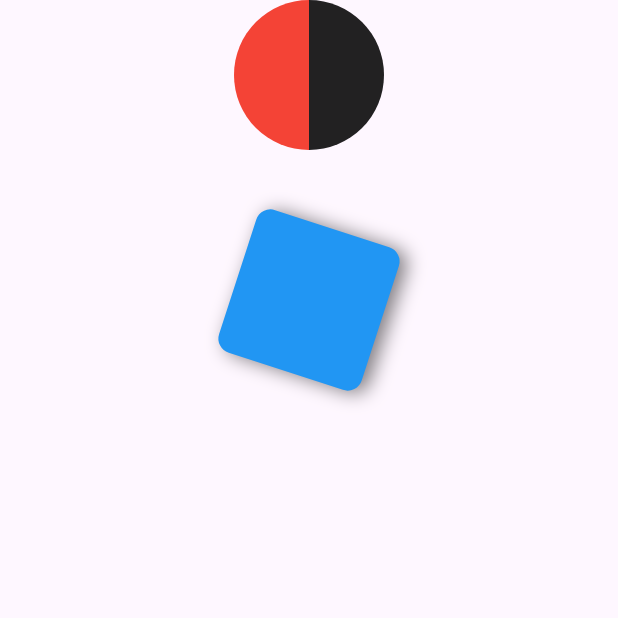
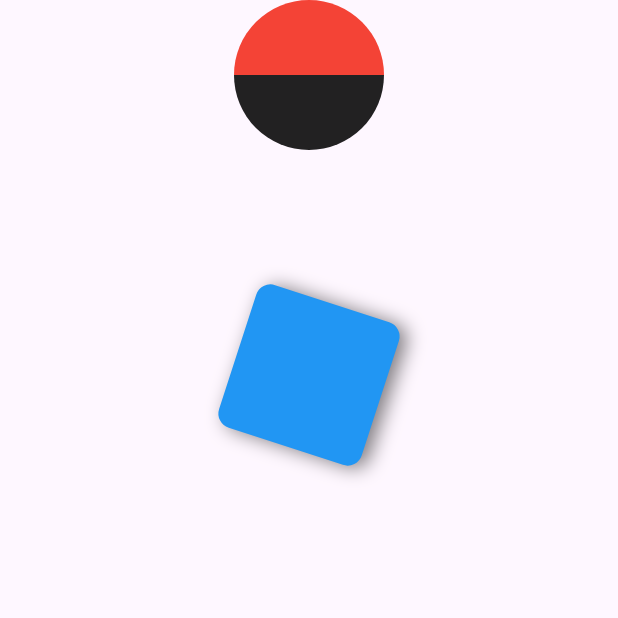
Before and after one commit to islam-debbi-dev/tutorials_flutter, a Flutter app: the screen it shows after launch, on a phone screen of 412 x 824 dp, the top half of it. Run offline on Flutter 3.47's test engine with Material 3 defaults, Android fonts, the phone set to English and light mode, and no system bars.

Commit message:
add second action ( flip )

```diff
--- a/lib/animations/animation_screen.dart
+++ b/lib/animations/animation_screen.dart
@@ -1,6 +1,6 @@
-import 'dart:math';
-
 import 'package:flutter/material.dart';
+import 'package:tutorials_flutter/animations/first_animation_widget.dart';
+import 'package:tutorials_flutter/animations/second_animation_widget.dart';
 
 class AnimationScreen extends StatefulWidget {
   const AnimationScreen({super.key});
@@ -9,150 +9,19 @@ class AnimationScreen extends StatefulWidget {
   State<AnimationScreen> createState() => _AnimationScreenState();
 }
 
-class _AnimationScreenState extends State<AnimationScreen>
-    with TickerProviderStateMixin {
-  late AnimationController _counterClockwiseRotationController;
-  late Animation<double> _counterClockwiseRotationAnimation;
-
-  late AnimationController _controller;
-  late Animation<double> _animation;
-  @override
-  void initState() {
-    super.initState();
-
-    _controller = AnimationController(
-      duration: const Duration(seconds: 1),
-      vsync: this,
-    );
-
-    _animation = Tween<double>(begin: 0, end: 2 * pi).animate(_controller);
-
-    _controller.repeat();
-
-    _counterClockwiseRotationController = AnimationController(
-      duration: const Duration(seconds: 1),
-      vsync: this,
-    );
-
-    _counterClockwiseRotationAnimation = Tween<double>(
-      begin: 0,
-      end: -(2 / pi),
-    ).animate(_counterClockwiseRotationController);
-
-    _counterClockwiseRotationController.repeat();
-  }
-
-  @override
-  void dispose() {
-    super.dispose();
-    _controller.dispose();
-  }
-
+class _AnimationScreenState extends State<AnimationScreen> {
   @override
   Widget build(BuildContext context) {
     return Scaffold(
       body: SafeArea(
         child: Column(
           children: [
-            Row(
-              mainAxisAlignment: MainAxisAlignment.center,
-              children: [
-                ClipPath(
-                  clipper: HalfCircleClipper(side: CircleSide.left),
-                  child: Container(width: 100, height: 100, color: Colors.red),
-                ),
-                ClipPath(
-                  clipper: HalfCircleClipper(side: CircleSide.right),
-                  child: Container(
-                    width: 100,
-                    height: 100,
-                    color: Colors.black87,
-                  ),
-                ),
-              ],
-            ),
+            const FirstAnimationWidget(),
             SizedBox(height: 50),
-            AnimatedBuilder(
-              animation: _controller,
-              builder: (context, child) {
-                return GestureDetector(
-                  onTap: () {
-                    if (_controller.isAnimating) {
-                      _controller.stop();
-                    } else {
-                      _controller.repeat();
-                    }
-                  },
-                  child: Transform(
-                    alignment: Alignment.center,
-                    // origin: const Offset(50, 50),
-                    transform: Matrix4.identity()..rotateZ(_animation.value),
-                    child: Container(
-                      width: 100,
-                      height: 100,
-                      decoration: BoxDecoration(
-                        color: Colors.blue,
-                        borderRadius: BorderRadius.circular(10),
-                        boxShadow: [
-                          BoxShadow(
-                            color: Colors.black.withOpacity(0.5),
-                            blurRadius: 10,
-                            offset: const Offset(0, 5),
-                          ),
-                        ],
-                      ),
-                    ),
-                  ),
-                );
-              },
-            ),
+            const SecondAnimationWidget(),
           ],
         ),
       ),
     );
   }
 }
-
-class HalfCircleClipper extends CustomClipper<Path> {
-  final CircleSide side;
-
-  const HalfCircleClipper({required this.side});
-
-  @override
-  Path getClip(Size size) {
-    return side.toPath(size);
-  }
-
-  @override
-  bool shouldReclip(covariant CustomClipper<Path> oldClipper) {
-    return true;
-  }
-}
-
-enum CircleSide { left, right }
-
-extension ToPath on CircleSide {
-  Path toPath(Size size) {
-    final path = Path();
-    late Offset offset;
-    late bool clockwise;
-    switch (this) {
-      case CircleSide.left:
-        path.moveTo(size.width, 0);
-        offset = Offset(size.width, size.height);
-        clockwise = false;
-        break;
-      case CircleSide.right:
-        offset = Offset(0, size.height);
-        clockwise = true;
-        break;
-    }
-    path.arcToPoint(
-      offset,
-      radius: Radius.elliptical(size.width / 2, size.height / 2),
-      clockwise: clockwise,
-    );
-    path.close();
-    return path;
-  }
-}
--- /dev/null
+++ b/lib/animations/first_animation_widget.dart
@@ -0,0 +1,169 @@
+import 'dart:math';
+
+import 'package:flutter/material.dart';
+
+class FirstAnimationWidget extends StatefulWidget {
+  const FirstAnimationWidget({super.key});
+
+  @override
+  State<FirstAnimationWidget> createState() => _FirstAnimationWidgetState();
+}
+
+class _FirstAnimationWidgetState extends State<FirstAnimationWidget>
+    with TickerProviderStateMixin {
+  late AnimationController _counterClockwiseRotationController;
+  late Animation<double> _counterClockwiseRotationAnimation;
+
+  late AnimationController _flipController;
+  late Animation<double> _flipAnimation;
+  @override
+  void initState() {
+    super.initState();
+
+    _counterClockwiseRotationController = AnimationController(
+      duration: const Duration(seconds: 1),
+      vsync: this,
+    );
+
+    _counterClockwiseRotationAnimation = Tween<double>(begin: 0, end: -(pi / 2))
+        .animate(
+          CurvedAnimation(
+            parent: _counterClockwiseRotationController,
+            curve: Curves.bounceOut,
+          ),
+        );
+
+    _flipController = AnimationController(
+      duration: const Duration(seconds: 1),
+      vsync: this,
+    );
+    _flipAnimation = Tween<double>(begin: 0, end: pi).animate(
+      CurvedAnimation(parent: _flipController, curve: Curves.bounceOut),
+    );
+    _counterClockwiseRotationController.addStatusListener((status) {
+      if (status == AnimationStatus.completed) {
+        _flipAnimation =
+            Tween<double>(
+              begin: _flipController.value,
+              end: _flipController.value + pi,
+            ).animate(
+              CurvedAnimation(parent: _flipController, curve: Curves.bounceOut),
+            );
+        (() {
+          _flipController
+            ..reset()
+            ..forward();
+        }).delayed(Duration(milliseconds: 500));
+      }
+    });
+  }
+
+  @override
+  void dispose() {
+    super.dispose();
+    _counterClockwiseRotationController.dispose();
+    _flipController.dispose();
+  }
+
+  @override
+  Widget build(BuildContext context) {
+    (() {
+      _counterClockwiseRotationController
+        ..reset()
+        ..forward();
+    }).delayed(Duration(seconds: 1));
+    return Column(
+      children: [
+        AnimatedBuilder(
+          animation: _counterClockwiseRotationController,
+          builder: (context, child) {
+            return Transform(
+              alignment: Alignment.center,
+              transform: Matrix4.identity()
+                ..rotateZ(_counterClockwiseRotationAnimation.value),
+              child: AnimatedBuilder(
+                animation: _flipController,
+                builder: (context, child) => Transform(
+                  alignment: Alignment.center,
+                  transform: Matrix4.identity()..rotateY(_flipAnimation.value),
+                  child: Row(
+                    mainAxisAlignment: MainAxisAlignment.center,
+                    children: [
+                      ClipPath(
+                        clipper: HalfCircleClipper(side: CircleSide.left),
+                        child: Container(
+                          width: 100,
+                          height: 100,
+                          color: Colors.red,
+                        ),
+                      ),
+                      ClipPath(
+                        clipper: HalfCircleClipper(side: CircleSide.right),
+                        child: Container(
+                          width: 100,
+                          height: 100,
+                          color: Colors.black87,
+                        ),
+                      ),
+                    ],
+                  ),
+                ),
+              ),
+            );
+          },
+        ),
+        SizedBox(height: 50),
+      ],
+    );
+  }
+}
+
+extension on VoidCallback {
+  Future<void> delayed(Duration delay) {
+    return Future.delayed(delay, this);
+  }
+}
+
+class HalfCircleClipper extends CustomClipper<Path> {
+  final CircleSide side;
+
+  const HalfCircleClipper({required this.side});
+
+  @override
+  Path getClip(Size size) {
+    return side.toPath(size);
+  }
+
+  @override
+  bool shouldReclip(covariant CustomClipper<Path> oldClipper) {
+    return true;
+  }
+}
+
+enum CircleSide { left, right }
+
+extension ToPath on CircleSide {
+  Path toPath(Size size) {
+    final path = Path();
+    late Offset offset;
+    late bool clockwise;
+    switch (this) {
+      case CircleSide.left:
+        path.moveTo(size.width, 0);
+        offset = Offset(size.width, size.height);
+        clockwise = false;
+        break;
+      case CircleSide.right:
+        offset = Offset(0, size.height);
+        clockwise = true;
+        break;
+    }
+    path.arcToPoint(
+      offset,
+      radius: Radius.elliptical(size.width / 2, size.height / 2),
+      clockwise: clockwise,
+    );
+    path.close();
+    return path;
+  }
+}
--- /dev/null
+++ b/lib/animations/second_animation_widget.dart
@@ -0,0 +1,77 @@
+import 'dart:math';
+
+import 'package:flutter/material.dart';
+
+class SecondAnimationWidget extends StatefulWidget {
+  const SecondAnimationWidget({super.key});
+
+  @override
+  State<SecondAnimationWidget> createState() => _SecondAnimationWidgetState();
+}
+
+class _SecondAnimationWidgetState extends State<SecondAnimationWidget>
+    with SingleTickerProviderStateMixin {
+  late AnimationController _controller;
+  late Animation<double> _animation;
+  @override
+  void initState() {
+    super.initState();
+
+    _controller = AnimationController(
+      duration: const Duration(seconds: 1),
+      vsync: this,
+    );
+
+    _animation = Tween<double>(begin: 0, end: 2 * pi).animate(_controller);
+
+    _controller.repeat();
+  }
+
+  @override
+  void dispose() {
+    super.dispose();
+    _controller.dispose();
+  }
+
+  @override
+  Widget build(BuildContext context) {
+    return Column(
+      children: [
+        AnimatedBuilder(
+          animation: _controller,
+          builder: (context, child) {
+            return GestureDetector(
+              onTap: () {
+                if (_controller.isAnimating) {
+                  _controller.stop();
+                } else {
+                  _controller.repeat();
+                }
+              },
+              child: Transform(
+                alignment: Alignment.center,
+                // origin: const Offset(50, 50),
+                transform: Matrix4.identity()..rotateZ(_animation.value),
+                child: Container(
+                  width: 100,
+                  height: 100,
+                  decoration: BoxDecoration(
+                    color: Colors.blue,
+                    borderRadius: BorderRadius.circular(10),
+                    boxShadow: [
+                      BoxShadow(
+                        color: Colors.black.withOpacity(0.5),
+                        blurRadius: 10,
+                        offset: const Offset(0, 5),
+                      ),
+                    ],
+                  ),
+                ),
+              ),
+            );
+          },
+        ),
+      ],
+    );
+  }
+}
```
